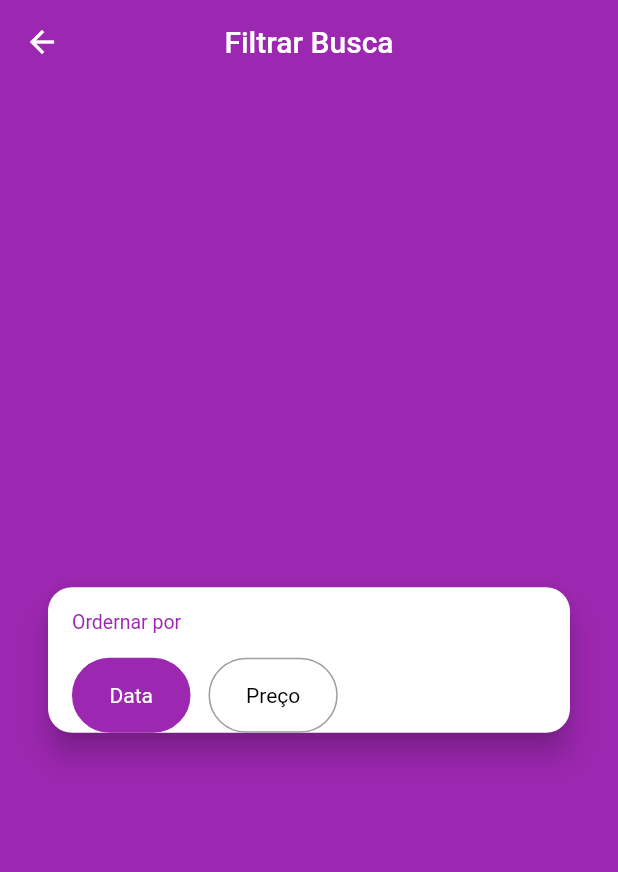
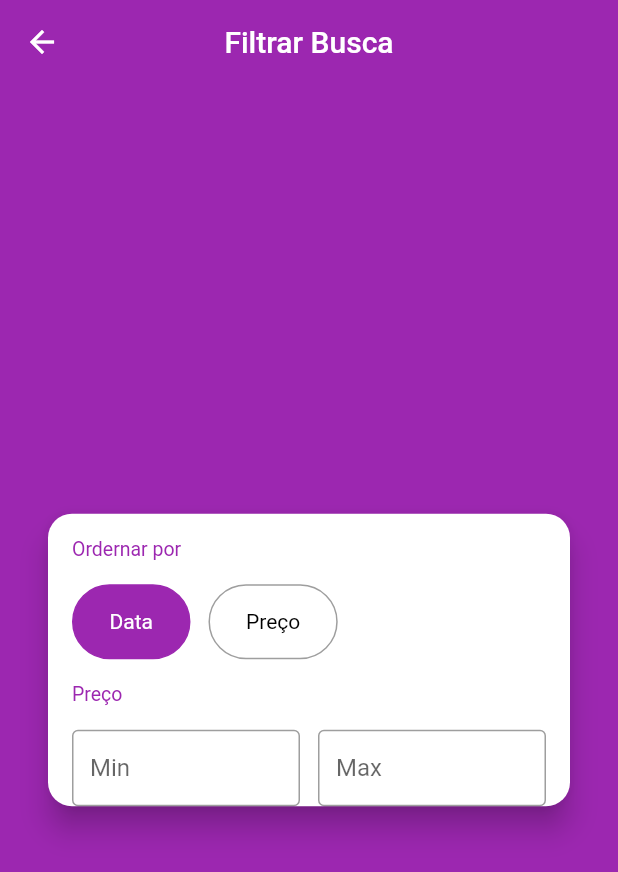
Before and after one commit to joaoconstancio1/olx_clone, a Flutter app: the FilterScreen screen opened directly, on a phone screen of 412 x 824 dp. Shown: the top 872 px of the screen. Run offline on Flutter 3.47's test engine with Material 2 defaults, Android fonts, the phone set to English and light mode, and no system bars; our stand-ins replace brasil_fields, dio, flutter_mobx, get_it, image_cropper, image_picker and 3 more; accounts and stored records are empty; generated files the repository leaves out were written again; network calls fail.

Commit message:
creating price range field

```diff
--- /dev/null
+++ b/lib/screens/filter/components/price_field.dart
@@ -0,0 +1,35 @@
+import 'package:brasil_fields/brasil_fields.dart';
+import 'package:flutter/material.dart';
+import 'package:flutter/services.dart';
+
+class PriceField extends StatelessWidget {
+  final String label;
+  final Function(int) onChanged;
+  final int initialValue;
+
+  const PriceField({this.label, this.onChanged, this.initialValue });
+
+  @override
+  Widget build(BuildContext context) {
+    return Expanded(
+      child: TextFormField(
+        decoration: InputDecoration(
+          prefixText: 'R\$ ',
+          border: OutlineInputBorder(),
+          isDense: true,
+          labelText: label,
+        ),
+        inputFormatters: [
+          FilteringTextInputFormatter.digitsOnly,
+          RealInputFormatter(centavos: false),
+        ],
+        keyboardType: TextInputType.number,
+        style: TextStyle(fontSize: 16),
+        onChanged: (text){
+          onChanged(int.tryParse(text.replaceAll('.', '')));
+        },
+        initialValue: initialValue?.toString(),
+      ),
+    );
+  }
+}
--- /dev/null
+++ b/lib/screens/filter/components/price_range_field.dart
@@ -0,0 +1,50 @@
+import 'package:flutter/material.dart';
+import 'package:flutter_mobx/flutter_mobx.dart';
+import 'package:xlo_mobx/screens/filter/components/price_field.dart';
+import 'package:xlo_mobx/screens/filter/components/section_title.dart';
+import 'package:xlo_mobx/stores/filter_store.dart';
+
+class PriceRangeField extends StatelessWidget {
+  PriceRangeField(this.filter);
+
+  final FilterStore filter;
+
+  @override
+  Widget build(BuildContext context) {
+    return Column(
+      crossAxisAlignment: CrossAxisAlignment.start,
+      children: [
+        SectionTitle('Preço'),
+        Row(
+          children: [
+            PriceField(
+              label: 'Min',
+              onChanged: filter.setMinPrice,
+              initialValue: filter.minPrice,
+            ),
+            const SizedBox(width: 12),
+            PriceField(
+              label: 'Max',
+              onChanged: filter.setMaxPrice,
+              initialValue: filter.maxPrice,
+            ),
+          ],
+        ),
+        Observer(builder: (_) {
+          if (filter.priceError != null)
+            return Padding(
+              padding: const EdgeInsets.only(top: 8),
+              child: Text(
+                filter.priceError,
+                style: TextStyle(
+                  color: Colors.red,
+                  fontSize: 12,
+                ),
+              ),
+            );
+          return Container();
+        }),
+      ],
+    );
+  }
+}
--- a/lib/screens/filter/filter_screen.dart
+++ b/lib/screens/filter/filter_screen.dart
@@ -1,5 +1,6 @@
 import 'package:flutter/material.dart';
 import 'package:xlo_mobx/screens/filter/components/orderby_field.dart';
+import 'package:xlo_mobx/screens/filter/components/price_range_field.dart';
 import 'package:xlo_mobx/stores/filter_store.dart';
 
 class FilterScreen extends StatelessWidget {
@@ -23,7 +24,8 @@
             child: Column(
               mainAxisSize: MainAxisSize.min,
               children: [
-                OrderByField(filter)
+                OrderByField(filter),
+                PriceRangeField(filter)
               ],
             ),
           ),
--- a/lib/stores/filter_store.dart
+++ b/lib/stores/filter_store.dart
@@ -12,4 +12,22 @@
 
   @action
   void setOrderByOrderByDate(OrderBy value) => orderBy = value;
+
+  @observable
+  int minPrice;
+
+  @action
+  void setMinPrice(int value) => minPrice = value;
+
+  @observable
+  int maxPrice;
+
+  @action
+  void setMaxPrice(int value) => maxPrice = value;
+
+  @computed
+  String get priceError =>
+      maxPrice != null && minPrice != null && maxPrice < minPrice
+          ? 'Faixa de preço inválida'
+          : null;
 }
```
Also changed, not shown: lib/stores/filter_store.g.dart.
